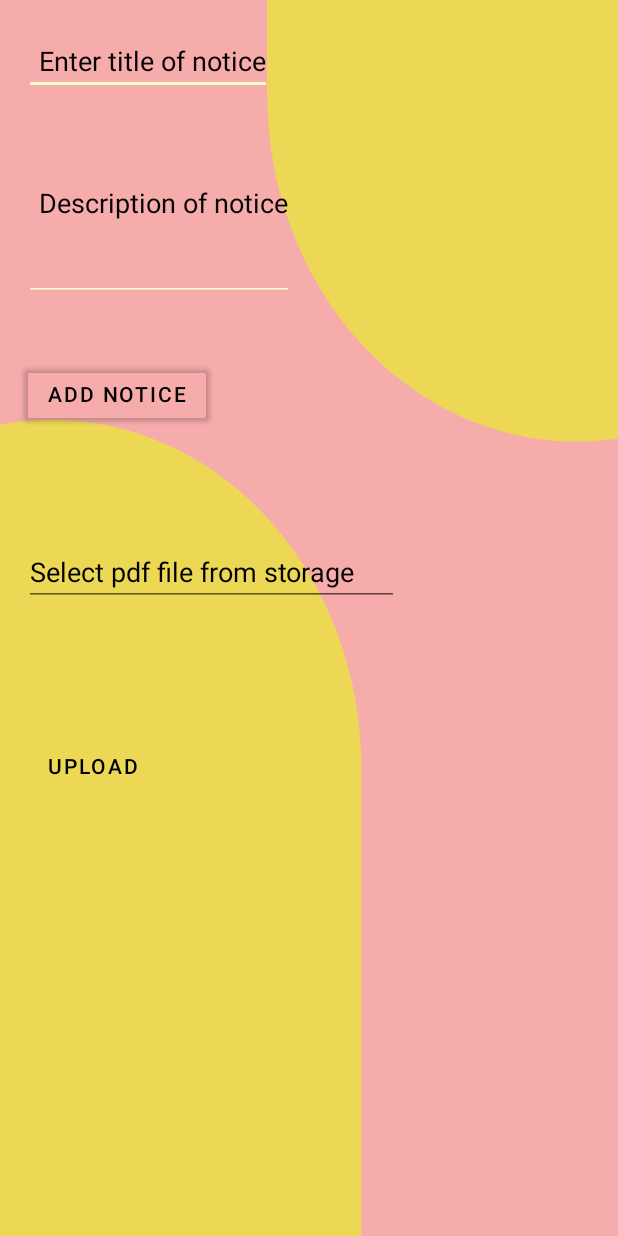
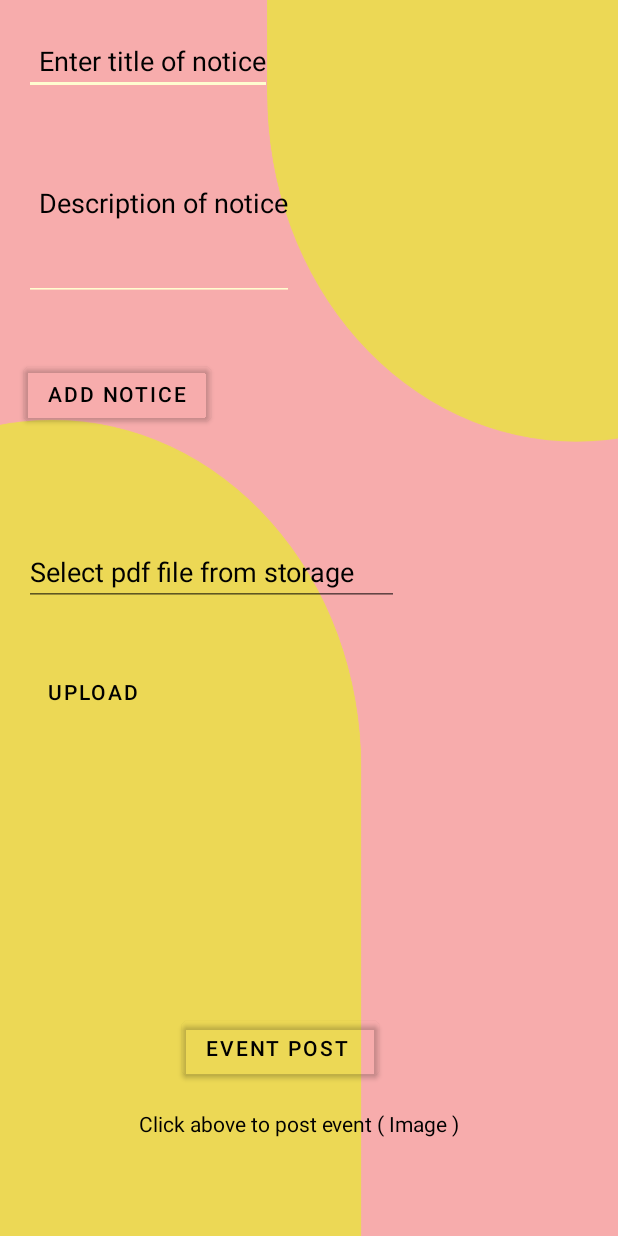
Before and after one commit to sudarshantiwari/NSC-Notifier-College-App, an Android app: the For_Notice screen opened directly, with no data from a screen before it, on a phone screen of 412 x 824 dp. Run offline under Robolectric (Android 15) with nearby library versions, the phone set to English and light mode, and no system bars; our stand-ins replace Firebase (no records; nobody signed in at launch, a user with empty details on screens opened directly); Roboto replaces fonts that are not available here.

```diff
--- a/app/build.gradle
+++ b/app/build.gradle
@@ -40,7 +40,8 @@ dependencies {
     implementation 'androidx.legacy:legacy-support-v4:1.0.0'
     implementation 'com.google.firebase:firebase-storage:20.0.0'
     implementation 'com.firebaseui:firebase-ui-database:8.0.0'
-   // testImplementation 'junit:junit:'
+
+    // testImplementation 'junit:junit:'
     androidTestImplementation 'androidx.test.ext:junit:1.1.3'
     androidTestImplementation 'androidx.test.espresso:espresso-core:3.4.0'
     implementation "com.airbnb.android:lottie:4.2.2"
@@ -48,7 +49,7 @@ dependencies {
     implementation 'com.google.firebase:firebase-analytics'
     implementation 'androidx.browser:browser:1.4.0'
     implementation 'com.google.android.gms:play-services-safetynet:18.0.1'
-    implementation 'com.iceteck.silicompressorr:silicompressor:2.2.4'
+
     implementation 'com.karumi:dexter:6.2.3'
     //Blur Library
    // implementation 'com.eightbitlab:blurview:1.6.6'
--- a/app/src/main/AndroidManifest.xml
+++ b/app/src/main/AndroidManifest.xml
@@ -14,6 +14,9 @@
         android:roundIcon="@mipmap/ic_launcher_round"
         android:supportsRtl="true"
         android:theme="@style/Theme.NSCNotifier">
+        <activity
+            android:name=".CompressionPanel"
+            android:exported="true" />
         <activity
             android:name=".viewpdf"
             android:exported="true" />
--- a/app/src/main/java/com/ursaccharine/nscnotifier/For_Notice.java
+++ b/app/src/main/java/com/ursaccharine/nscnotifier/For_Notice.java
@@ -1,10 +1,5 @@
 package com.ursaccharine.nscnotifier;
 
-import androidx.annotation.NonNull;
-import androidx.annotation.Nullable;
-import androidx.appcompat.app.AppCompatActivity;
-
-import android.Manifest;
 import android.app.ProgressDialog;
 import android.content.Intent;
 import android.net.Uri;
@@ -12,8 +7,11 @@ import android.os.Bundle;
 import android.view.View;
 import android.widget.Button;
 import android.widget.EditText;
-import android.widget.ImageView;
 import android.widget.Toast;
+
+import androidx.annotation.NonNull;
+import androidx.annotation.Nullable;
+import androidx.appcompat.app.AppCompatActivity;
 
 import com.google.android.gms.tasks.OnSuccessListener;
 import com.google.android.gms.tasks.Task;
@@ -23,17 +21,11 @@ import com.google.firebase.storage.FirebaseStorage;
 import com.google.firebase.storage.OnProgressListener;
 import com.google.firebase.storage.StorageReference;
 import com.google.firebase.storage.UploadTask;
-import com.karumi.dexter.Dexter;
-import com.karumi.dexter.PermissionToken;
-import com.karumi.dexter.listener.PermissionDeniedResponse;
-import com.karumi.dexter.listener.PermissionGrantedResponse;
-import com.karumi.dexter.listener.PermissionRequest;
-import com.karumi.dexter.listener.single.PermissionListener;
 
 public class For_Notice extends AppCompatActivity {
 
     private EditText notice_titl,notice_desc,pdf_file;
-    private Button notice_btn,upload_btn;
+    private Button notice_btn,upload_btn,upload_btn2;
 
     StorageReference storageRef;
     DatabaseReference databaseReference;
@@ -49,9 +41,18 @@ public class For_Notice extends AppCompatActivity {
         notice_btn = findViewById(R.id.notice_btn);
         upload_btn = findViewById(R.id.upload_btn);
         pdf_file = findViewById(R.id.pdf_file);
+        upload_btn2 = findViewById(R.id.upload_btn2);
 
         storageRef = FirebaseStorage.getInstance().getReference();
         databaseReference = FirebaseDatabase.getInstance().getReference("uploadPDF");
+
+        upload_btn2.setOnClickListener(new View.OnClickListener() {
+            @Override
+            public void onClick(View v) {
+                Intent intent = new Intent(For_Notice.this,CompressionPanel.class);
+                startActivity(intent);
+            }
+        });
 
         upload_btn.setEnabled(false);
         pdf_file.setOnClickListener(new View.OnClickListener() {
@@ -130,5 +131,4 @@ public class For_Notice extends AppCompatActivity {
 
     }
 
-
 }
--- a/app/src/main/res/layout/activity_for_notice.xml
+++ b/app/src/main/res/layout/activity_for_notice.xml
@@ -85,7 +85,35 @@
         app:layout_constraintHorizontal_bias="0.051"
         app:layout_constraintStart_toStartOf="parent"
         app:layout_constraintTop_toBottomOf="@+id/pdf_file"
-        app:layout_constraintVertical_bias="0.666" />
+        app:layout_constraintVertical_bias="0.27" />
+
+    <Button
+        android:id="@+id/upload_btn2"
+        android:layout_width="wrap_content"
+        android:layout_height="wrap_content"
+        android:backgroundTint="#00000000"
+        android:text="Event Post "
+        android:textColor="#000"
+        app:layout_constraintBottom_toBottomOf="parent"
+        app:layout_constraintEnd_toEndOf="parent"
+        app:layout_constraintHorizontal_bias="0.433"
+        app:layout_constraintStart_toStartOf="parent"
+        app:layout_constraintTop_toBottomOf="@+id/upload_btn"
+        app:layout_constraintVertical_bias="0.651" />
+
+    <TextView
+        android:id="@+id/textView3"
+        android:layout_width="wrap_content"
+        android:layout_height="wrap_content"
+        android:layout_marginTop="10dp"
+        android:text="Click above to post event ( Image )"
+        app:layout_constraintBottom_toBottomOf="parent"
+        android:textColor="@color/black"
+        app:layout_constraintEnd_toEndOf="parent"
+        app:layout_constraintHorizontal_bias="0.467"
+        app:layout_constraintStart_toStartOf="parent"
+        app:layout_constraintTop_toBottomOf="@+id/upload_btn2"
+        app:layout_constraintVertical_bias="0.096" />
 
 
 </androidx.constraintlayout.widget.ConstraintLayout>
```
Also changed, not shown: app/src/main/java/com/ursaccharine/nscnotifier/CompressionPanel.java (added, +120 -0 lines), app/src/main/res/layout/activity_compression_panel.xml (added, +62 -0 lines), app/src/main/res/raw/upload.json (added, +1 -0 lines), app/libs/FileCompression.jar (added), app/src/main/res/drawable-v24/flticon.png (added).
